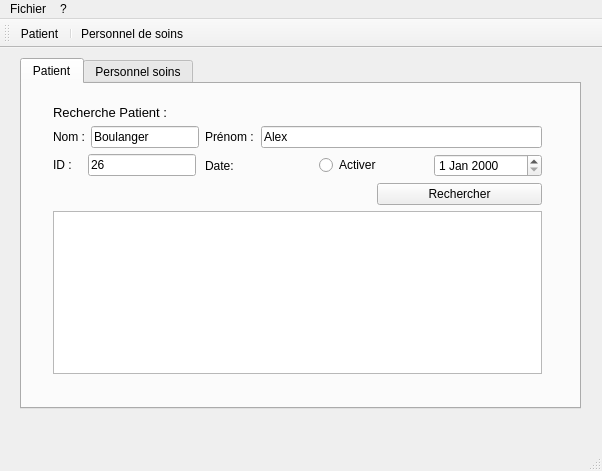
First picture: the form in view/mainwindow.ui, repository kilian-paquier/qt-patients, before the edit.
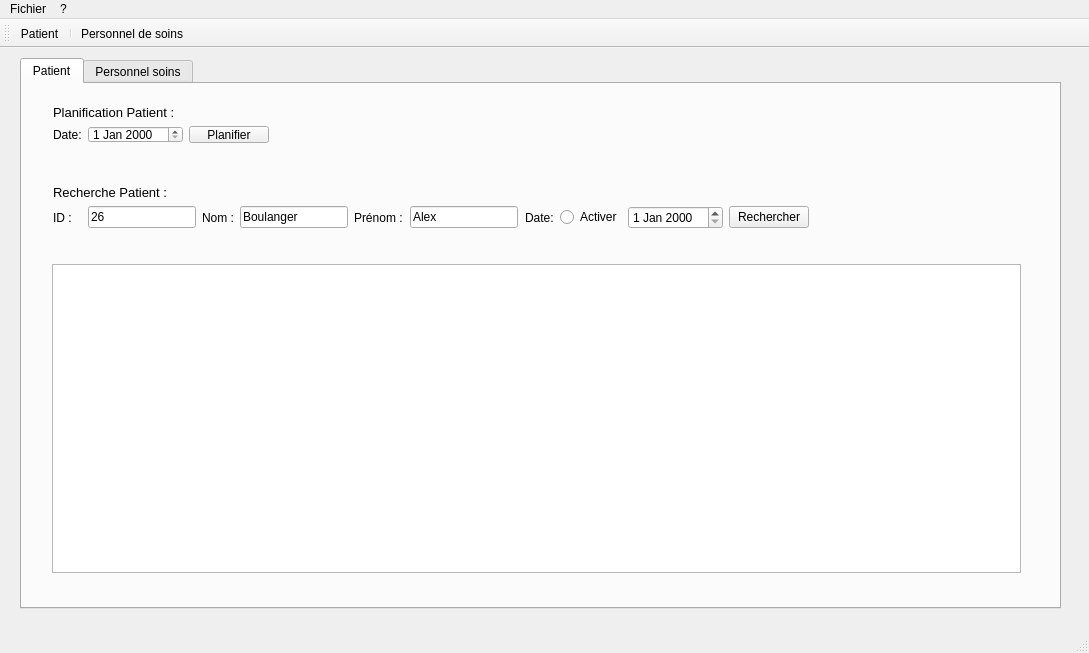
Second picture: the form after the edit. Icons and pictures are not drawn.

```diff
--- a/view/mainwindow.ui
+++ b/view/mainwindow.ui
@@ -6,8 +6,8 @@
    <rect>
     <x>0</x>
     <y>0</y>
-    <width>602</width>
-    <height>471</height>
+    <width>1089</width>
+    <height>653</height>
    </rect>
   </property>
   <property name="contextMenuPolicy">
@@ -22,8 +22,8 @@
      <rect>
       <x>20</x>
       <y>10</y>
-      <width>561</width>
-      <height>351</height>
+      <width>1041</width>
+      <height>551</height>
      </rect>
     </property>
     <property name="currentIndex">
@@ -40,9 +40,9 @@
       <property name="geometry">
        <rect>
         <x>20</x>
-        <y>10</y>
-        <width>511</width>
-        <height>291</height>
+        <y>90</y>
+        <width>991</width>
+        <height>91</height>
        </rect>
       </property>
       <layout class="QVBoxLayout" name="verticalLayout">
@@ -50,6 +50,9 @@
         <layout class="QVBoxLayout" name="verticalLayout_2">
          <item>
           <layout class="QFormLayout" name="formLayout">
+           <property name="fieldGrowthPolicy">
+            <enum>QFormLayout::FieldsStayAtSizeHint</enum>
+           </property>
            <item row="0" column="0">
             <widget class="QLabel" name="label_2">
              <property name="font">
@@ -64,6 +67,24 @@
            </item>
            <item row="2" column="0">
             <layout class="QHBoxLayout" name="horizontalLayout_5">
+             <item>
+              <layout class="QHBoxLayout" name="horizontalLayout_4">
+               <item>
+                <widget class="QLabel" name="label_5">
+                 <property name="text">
+                  <string>ID :   </string>
+                 </property>
+                </widget>
+               </item>
+               <item>
+                <widget class="QLineEdit" name="lineEditID">
+                 <property name="text">
+                  <string>26</string>
+                 </property>
+                </widget>
+               </item>
+              </layout>
+             </item>
              <item>
               <widget class="QLabel" name="label_6">
                <property name="text">
@@ -102,27 +123,7 @@
                </property>
               </widget>
              </item>
-            </layout>
-           </item>
-           <item row="3" column="0">
-            <layout class="QHBoxLayout" name="horizontalLayout_4">
-             <item alignment="Qt::AlignLeft">
-              <widget class="QLabel" name="label_5">
-               <property name="text">
-                <string>ID :   </string>
-               </property>
-              </widget>
-             </item>
              <item>
-              <widget class="QLineEdit" name="lineEditID">
-               <property name="text">
-                <string>26</string>
-               </property>
-              </widget>
-             </item>
-            </layout>
-           </item>
-           <item row="3" column="1">
             <layout class="QHBoxLayout" name="horizontalLayout_3">
              <item>
               <widget class="QLabel" name="label_4">
@@ -141,34 +142,94 @@
              <item>
               <widget class="QDateEdit" name="dateEdit"/>
              </item>
-            </layout>
-           </item>
-           <item row="4" column="1">
-            <layout class="QGridLayout" name="gridLayout">
-             <item row="0" column="1">
+               <item>
               <widget class="QPushButton" name="btnRechercher">
                <property name="text">
                 <string>Rechercher</string>
                </property>
               </widget>
              </item>
+              </layout>
+             </item>
+            </layout>
+           </item>
+           <item row="3" column="1">
+            <layout class="QGridLayout" name="gridLayout"/>
+           </item>
+          </layout>
+         </item>
+        </layout>
+       </item>
+      </layout>
+     </widget>
+     <widget class="QWidget" name="horizontalLayoutWidget">
+      <property name="geometry">
+       <rect>
+        <x>19</x>
+        <y>169</y>
+        <width>991</width>
+        <height>331</height>
+       </rect>
+      </property>
+      <layout class="QHBoxLayout" name="horizontalLayout_6">
+       <item>
+        <widget class="QTableView" name="tableView"/>
+       </item>
+      </layout>
+     </widget>
+     <widget class="QWidget" name="gridLayoutWidget">
+      <property name="geometry">
+       <rect>
+        <x>20</x>
+        <y>10</y>
+        <width>991</width>
+        <height>60</height>
+       </rect>
+      </property>
+      <layout class="QGridLayout" name="gridLayout_3">
              <item row="0" column="0">
-              <widget class="QLabel" name="label">
+        <widget class="QLabel" name="label_7">
+         <property name="font">
+          <font>
+           <pointsize>10</pointsize>
+          </font>
+         </property>
                <property name="text">
-                <string/>
+          <string>Planification Patient :</string>
                </property>
               </widget>
              </item>
-            </layout>
-           </item>
-           <item row="5" column="0" colspan="2">
-            <widget class="QTableView" name="tableView">
-             <property name="focusPolicy">
-              <enum>Qt::StrongFocus</enum>
+       <item row="1" column="0">
+        <layout class="QHBoxLayout" name="horizontalLayout_8">
+         <item>
+          <widget class="QLabel" name="label_8">
+           <property name="text">
+            <string>Date:</string>
+           </property>
+          </widget>
+         </item>
+         <item>
+          <widget class="QDateEdit" name="dateEditPlanifier"/>
+         </item>
+         <item>
+          <widget class="QPushButton" name="btnPlanifier">
+           <property name="text">
+            <string>Planifier</string>
              </property>
             </widget>
            </item>
-          </layout>
+         <item>
+          <spacer name="horizontalSpacer">
+           <property name="orientation">
+            <enum>Qt::Horizontal</enum>
+           </property>
+           <property name="sizeHint" stdset="0">
+            <size>
+             <width>40</width>
+             <height>20</height>
+            </size>
+           </property>
+          </spacer>
          </item>
         </layout>
        </item>
@@ -220,7 +281,7 @@
     <rect>
      <x>0</x>
      <y>0</y>
-     <width>602</width>
+     <width>1089</width>
      <height>26</height>
     </rect>
    </property>
```
Lines whose indentation alone changed are shown as unchanged.
